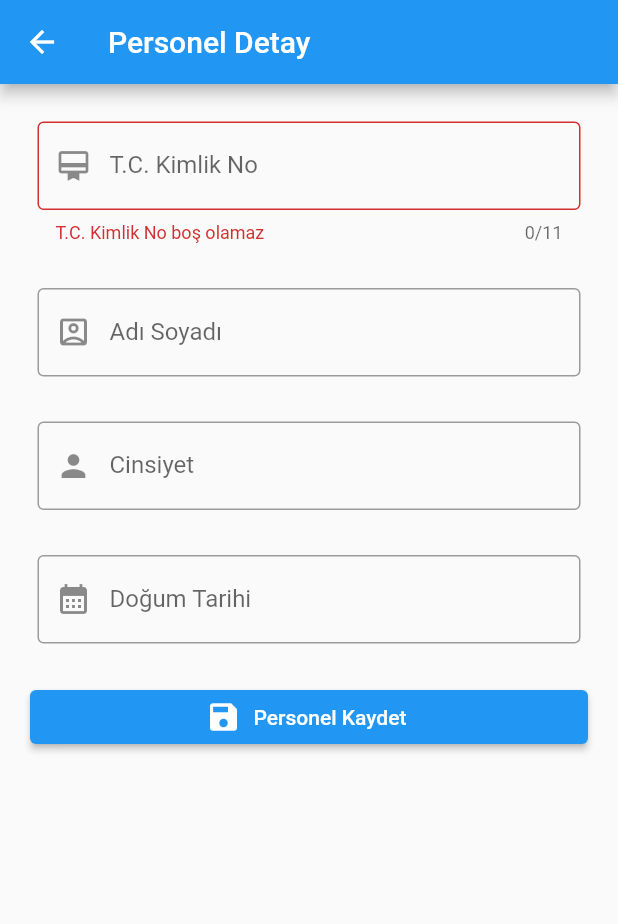
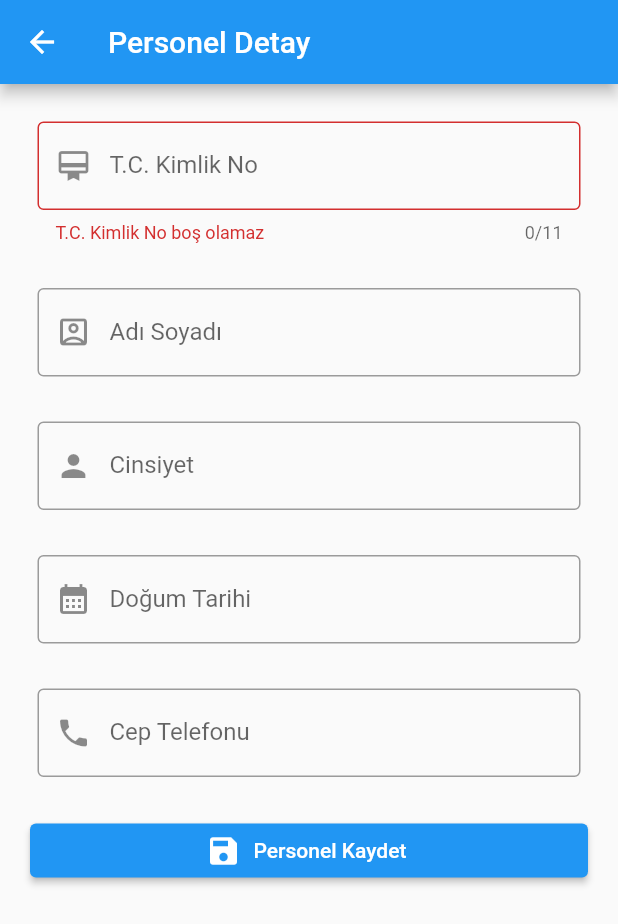
Before and after one commit to erdemakyuz/personeltakipapp, a Flutter app: the DetayScreen screen opened by its route, after a tap on "Personel Kaydet", on a phone screen of 412 x 824 dp. Shown: the top 924 px of the screen. Run offline on Flutter 3.47's test engine with Material 2 defaults, Android fonts, the light colour scheme and no system bars; our stand-ins replace flutter_easyloading, flutter_switch, shared_preferences, sqflite; accounts and stored records are empty.

Commit message:
Telefon alanı eklendi

```diff
--- a/lib/helpers/DBHelper.dart
+++ b/lib/helpers/DBHelper.dart
@@ -47,6 +47,7 @@ class DBHelper {
   void _createDb(Database db, int newVersion) async {
     await db.execute(
         "CREATE TABLE PERSONEL(ID INTEGER PRIMARY KEY AUTOINCREMENT, TCKIMLIKNO TEXT, ADISOYADI TEXT, CINSIYET TEXT, DOGUMTARIHI TEXT)");
+    //Create işleminden sonrada varsa updateleri mutlaka çalıştırıyoruz.
     _onUpgrade(db, 0, newVersion);
   }
 
--- a/lib/model/PersonelModel.dart
+++ b/lib/model/PersonelModel.dart
@@ -7,6 +7,8 @@ class PersonelModel {
   String? ADISOYADI;
   String? CINSIYET;
   DateTime? DOGUMTARIHI;
+  String? TELEFON;
+  String? RESIMYOLU;
 
   PersonelModel() {}
 
@@ -15,6 +17,8 @@ class PersonelModel {
     TCKIMLIKNO = json['TCKIMLIKNO'];
     ADISOYADI = json['ADISOYADI'];
     CINSIYET = json['CINSIYET'];
+    TELEFON = json['TELEFON'];
+    RESIMYOLU = json['RESIMYOLU'];
     DOGUMTARIHI = json['DOGUMTARIHI'] == null
         ? null
         : DateHelper.GetDate(
@@ -26,6 +30,8 @@ class PersonelModel {
     data['TCKIMLIKNO'] = this.TCKIMLIKNO;
     data['ADISOYADI'] = this.ADISOYADI;
     data['CINSIYET'] = this.CINSIYET;
+    data['TELEFON'] = this.TELEFON;
+    data['RESIMYOLU'] = this.RESIMYOLU;
     data['DOGUMTARIHI'] = DOGUMTARIHI == null
         ? null
         : DateHelper.GetString(DOGUMTARIHI!, "yyyy-MM-dd HH:mm:ss");
--- a/lib/screens/DetayScreen.dart
+++ b/lib/screens/DetayScreen.dart
@@ -33,6 +33,7 @@ class _DetayScreenState extends State<DetayScreen> {
   TextEditingController adSoyadController = TextEditingController();
   TextEditingController cinsiyetController = TextEditingController();
   TextEditingController dogumTarihiController = TextEditingController();
+  TextEditingController telefonController = TextEditingController();
   DateTime? selectedDate; //Seçili tarihi DateTime almak için kullandık.
   Future<void> selectDogumTarihi(BuildContext context) async {
     DateTime? pickedDate = await showDatePicker(
@@ -91,6 +92,7 @@ class _DetayScreenState extends State<DetayScreen> {
       var model = this.PersonelItem ?? new PersonelModel();
       model.TCKIMLIKNO = tcKimlikController.text;
       model.ADISOYADI = adSoyadController.text;
+      model.TELEFON = telefonController.text;
       model.DOGUMTARIHI = selectedDate;
       model.CINSIYET = cinsiyetController.text;
 
@@ -214,6 +216,17 @@ class _DetayScreenState extends State<DetayScreen> {
                         ),
                       ),
                       SizedBox(height: 20),
+                      Padding(
+                        padding: EdgeInsets.all(5),
+                        child: TextField(
+                          controller: telefonController,
+                          decoration: InputDecoration(
+                              border: OutlineInputBorder(),
+                              labelText: 'Cep Telefonu',
+                              prefixIcon: Icon(Icons.phone)),
+                        ),
+                      ),
+                      SizedBox(height: 20),
                       Container(
                           width: MediaQuery.of(context)
                               .size
```
